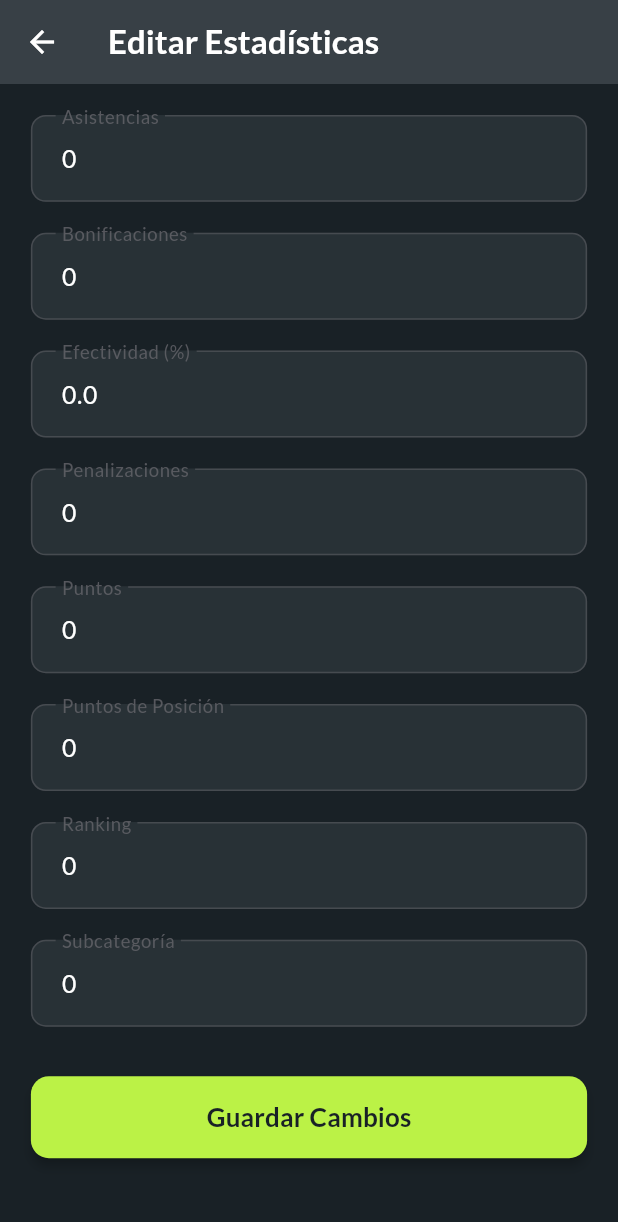
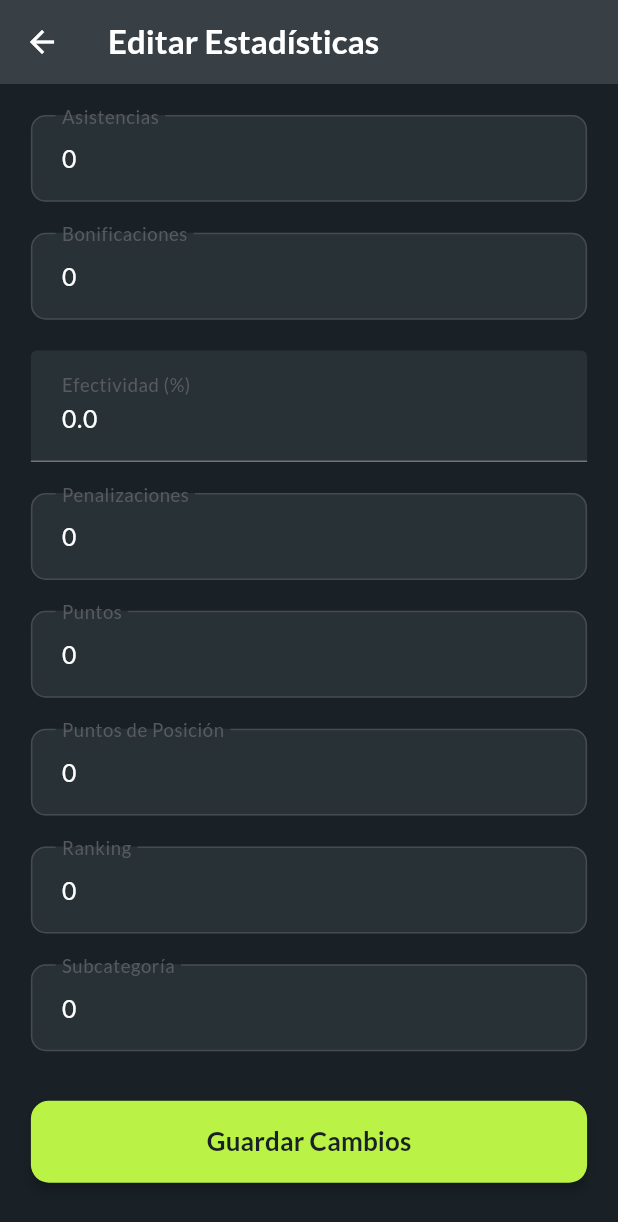
Before and after one commit to GeorgeLN/padel_app, a Flutter app: the EditProfileDataPage screen opened directly, on a phone screen of 412 x 824 dp. Shown: the top 1222 px of the screen. Run offline on Flutter 3.47's test engine with Material 3 defaults, Android fonts, the phone set to English and light mode, and no system bars; our stand-ins replace cloud_firestore, firebase_auth, firebase_core, flutter_bloc, google_fonts, iconly; accounts and stored records are empty.

Commit message:
Se realizan cambios

```diff
--- a/lib/features/pages/booking_page.dart
+++ b/lib/features/pages/booking_page.dart
@@ -3,6 +3,7 @@ import 'package:cloud_firestore/cloud_firestore.dart';
 import 'package:padel_app/data/models/quedada_model.dart';
 import 'package:padel_app/features/design/app_colors.dart';
 import 'package:padel_app/features/pages/home_page.dart';
+import 'package:padel_app/features/pages/landing_page.dart';
 
 class BookingPage extends StatefulWidget {
   final String canchaNombre;
@@ -87,7 +88,7 @@ class _BookingPageState extends State<BookingPage> {
         const SnackBar(content: Text('Reserva confirmada')),
       );
       Navigator.of(context).pushAndRemoveUntil(
-        MaterialPageRoute(builder: (context) => const HomePage()),
+        MaterialPageRoute(builder: (context) => const LandingPage()),
         (Route<dynamic> route) => false,
       );
     }).catchError((error) {
--- a/lib/features/pages/canchas_page.dart
+++ b/lib/features/pages/canchas_page.dart
@@ -16,7 +16,8 @@ class CanchasPage extends StatelessWidget {
     return Scaffold(
       appBar: AppBar(
         title: const Text('Canchas'),
-        backgroundColor: AppColors.primaryGreen,
+        centerTitle: true,
+        backgroundColor: AppColors.primaryBlue,
       ),
       body: StreamBuilder<DocumentSnapshot>(
         stream: FirebaseFirestore.instance.collection('quedadas').doc(quedadaId).snapshots(),
--- a/lib/features/pages/edit_profile_data_page.dart
+++ b/lib/features/pages/edit_profile_data_page.dart
@@ -277,6 +277,7 @@ class _EditProfileDataPageState extends State<EditProfileDataPage> {
       controller: controller,
       style: GoogleFonts.lato(color: AppColors.textWhite, fontSize: size.width * 0.04),
       keyboardType: keyboardType, // Aplicado keyboardType
+      enabled: labelText == 'Efectividad (%)' ?  false : true,
       decoration: InputDecoration(
         labelText: labelText,
         labelStyle: GoogleFonts.lato(color: AppColors.textLightGray.withValues(alpha: 0.8), fontSize: size.width * 0.04),
--- a/lib/features/pages/room_page.dart
+++ b/lib/features/pages/room_page.dart
@@ -115,7 +115,7 @@ class _RoomPageState extends State<RoomPage> {
                             DateTime quedadaTime = DateFormat('HH:mm').parse(quedadaExistente.hora);
                             DateTime quedadaDateTime = DateTime(_selectedDate.year, _selectedDate.month, _selectedDate.day, quedadaTime.hour, quedadaTime.minute);
 
-                            if (now.isAfter(quedadaDateTime)) {
+                            if (!now.isAfter(quedadaDateTime)) {
                               estado = 'Finalizado';
                               color = Colors.red;
                             } else {
```
